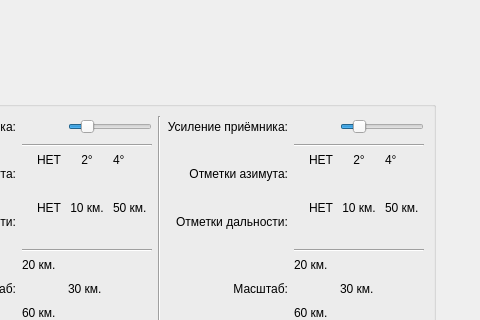
This is rspindicators.ui in Carduelis/vk as Qt 5 draws it before an edit; both pictures show x 474 to 954 and y 267 to 587 of the 954 by 852 pixel window. The edited form follows.
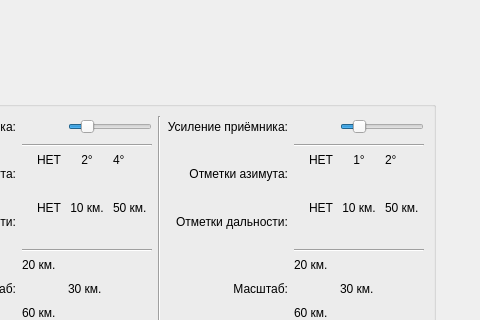
This is the edited form. Icons and pictures are not drawn. Custom widgets are drawn as their Qt base class.

What changed in the file:
```diff
--- a/rspindicators.ui
+++ b/rspindicators.ui
@@ -2042,9 +2042,9 @@
                   </widget>
                  </item>
                  <item row="0" column="1" alignment="Qt::AlignHCenter|Qt::AlignVCenter">
-                  <widget class="QLabel" name="LabelRightAzimuthMarks2">
+                  <widget class="QLabel" name="LabelRightAzimuthMarks1">
                    <property name="text">
-                    <string>2°</string>
+                    <string>1°</string>
                    </property>
                    <property name="alignment">
                     <set>Qt::AlignCenter</set>
@@ -2052,9 +2052,9 @@
                   </widget>
                  </item>
                  <item row="0" column="2" alignment="Qt::AlignLeft|Qt::AlignVCenter">
-                  <widget class="QLabel" name="LabelRightAzimuthMarks4">
+                  <widget class="QLabel" name="LabelRightAzimuthMarks2">
                    <property name="text">
-                    <string>4°</string>
+                    <string>2°</string>
                    </property>
                   </widget>
                  </item>
```
